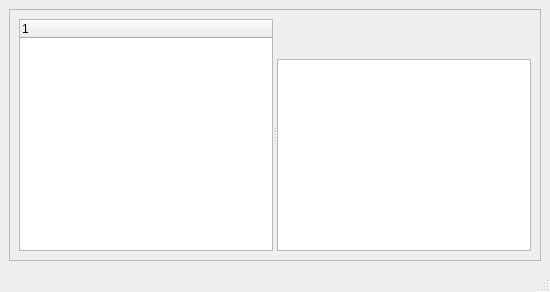
Before: the Qt Designer form src/rc_metastudio/forms/results_window.ui in AliSalman-et-al/rc-metastudio, drawn with Qt 5.
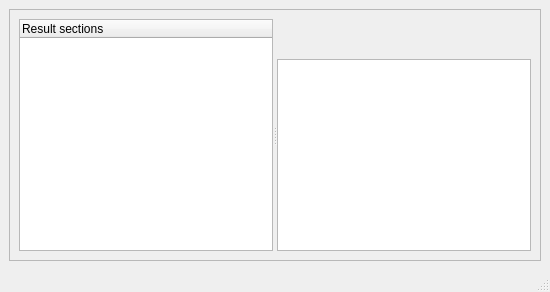
After: the same form once the commit is applied.

Diff of the .ui file:
```diff
--- a/src/rc_metastudio/forms/results_window.ui
+++ b/src/rc_metastudio/forms/results_window.ui
@@ -34,7 +34,7 @@
            <property name="accessibleDescription"><string>Navigate between analysis result sections and plots.</string></property>
            <column>
             <property name="text">
-             <string notr="true">1</string>
+             <string notr="true">Result sections</string>
             </property>
            </column>
           </widget>
```
Left out of the diff: 6 changed lines with no effect on the pictures.
